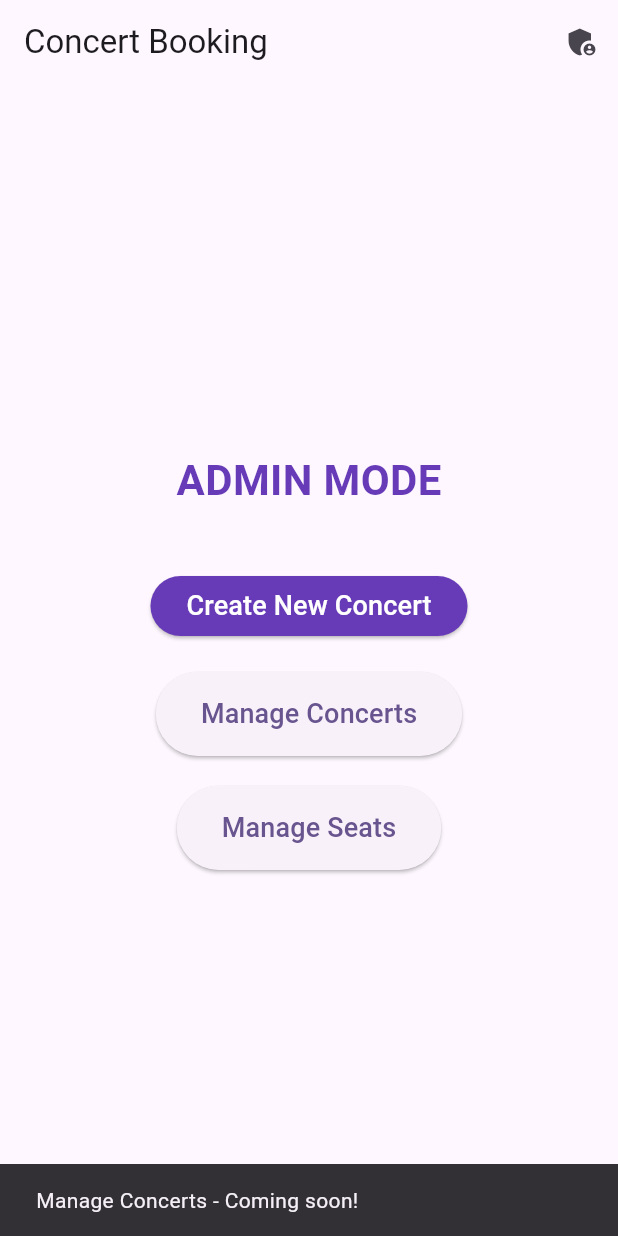
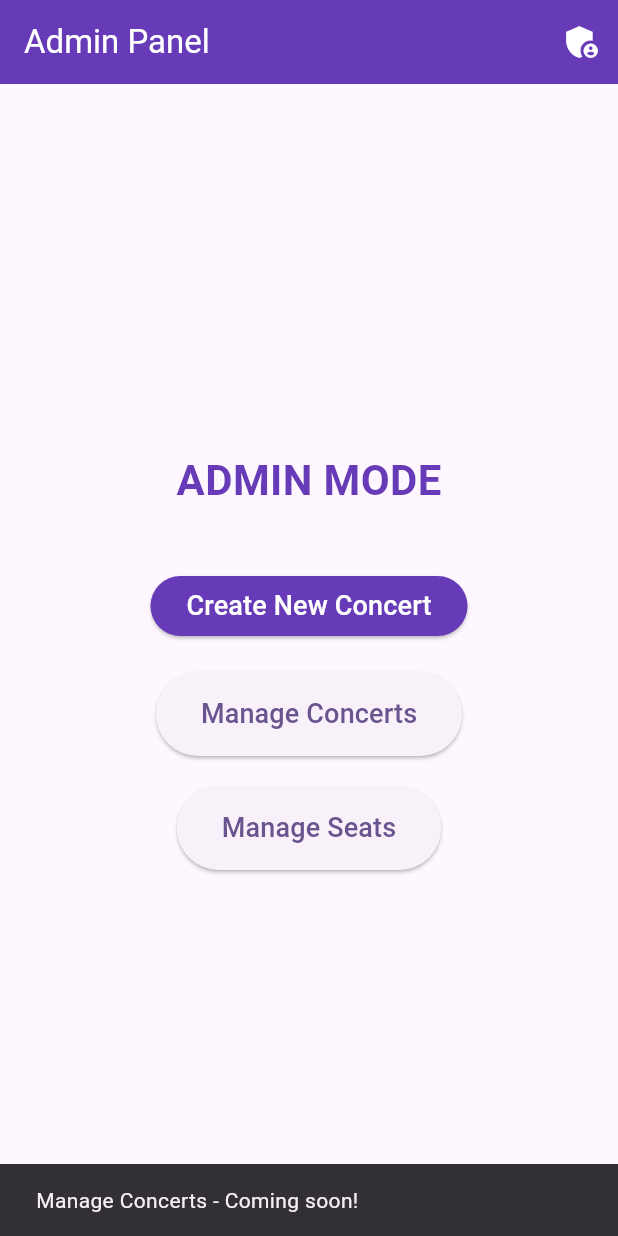
Before and after one commit to Bumchic/ProjectConcertBooker, a Flutter app: the screen it shows after launch, after a tap on the "person" icon, after a tap on "Manage Concerts", on a phone screen of 412 x 824 dp. Run offline on Flutter 3.47's test engine with Material 3 defaults, Android fonts, the phone set to English and light mode, and no system bars; network calls fail.

Commit message:
feat-Show Concert In Home Screen: improve app state and show concert list in Home Screen

```diff
--- a/lib/app_state.dart
+++ b/lib/app_state.dart
@@ -4,25 +4,56 @@ import 'package:concertbooker/Seat.dart';
 
 class AppState extends ChangeNotifier {
   bool isAdminMode = false;
+
   List<Concert> concerts = [];
+
+  AppState() {
+    _loadSampleData();
+  }
+
+  void _loadSampleData() {
+    concerts.add(Concert(
+      id: 1,
+      name: "BLACKPINK World Tour 2026",
+      imagelink: "https://ticketbox.vn/_next/image?url=https%3A%2F%2Fstatic.ticketbox.vn%2Fpublic%2Fimages%2F2024%2F12%2F12%2Fblackpink-world-tour-2025-born-pink-in-cinemas-vietnam-1733991078.jpg&w=1080&q=75",
+      seats: Seat(seathorizontalamount: 10, seatvertivalamount: 8),
+    ));
+
+    concerts.add(Concert(
+      id: 2,
+      name: "Ed Sheeran Mathematics Tour",
+      imagelink: "https://billboard.vn/wp-content/uploads/2024/11/ed-sheeran-vietnam-2025-1024x1024.jpg",
+      seats: Seat(seathorizontalamount: 8, seatvertivalamount: 10),
+    ));
+
+    concerts.add(Concert(
+      id: 3,
+      name: "Concert Sơn Tùng M-TP",
+      imagelink: "https://media-cdn-v2.laodong.vn/storage/newsportal/2024/8/26/1391488/Son-Tung-M-TP.jpg",
+      seats: Seat(seathorizontalamount: 12, seatvertivalamount: 6),
+    ));
+  }
+
   void toggleAdminMode() {
     isAdminMode = !isAdminMode;
     notifyListeners();
   }
 
   void addConcert(String name, String imageLink, int rows, int columns) {
-    final newSeat = Seat(
-      seathorizontalamount: rows,
-      seatvertivalamount: columns,
-    );
+    final newSeat = Seat(seathorizontalamount: rows, seatvertivalamount: columns);
     final newConcert = Concert(
       id: concerts.isEmpty ? 1 : concerts.last.id + 1,
       name: name,
       imagelink: imageLink,
       seats: newSeat,
     );
-
     concerts.add(newConcert);
     notifyListeners();
   }
+
+  void bookSeats(int concertId, List<List<int>> updatedSeatArray) {
+    final concert = concerts.firstWhere((c) => c.id == concertId);
+    concert.seats.seatarray = updatedSeatArray;
+    notifyListeners();
+  }
 }
--- a/lib/screens/admin/create_concert_screen.dart
+++ b/lib/screens/admin/create_concert_screen.dart
@@ -40,7 +40,6 @@ class _CreateConcertScreenState extends State<CreateConcertScreen> {
           key: _formKey,
           child: ListView(
             children: [
-              // Tên concert
               TextFormField(
                 controller: _nameController,
                 decoration: const InputDecoration(
@@ -56,7 +55,6 @@ class _CreateConcertScreenState extends State<CreateConcertScreen> {
               ),
               const SizedBox(height: 16),
 
-              // Link ảnh
               TextFormField(
                 controller: _imageLinkController,
                 decoration: const InputDecoration(
@@ -76,7 +74,6 @@ class _CreateConcertScreenState extends State<CreateConcertScreen> {
               ),
               const SizedBox(height: 16),
 
-              // Số hàng và số cột ghế
               Row(
                 children: [
                   Expanded(
@@ -124,7 +121,6 @@ class _CreateConcertScreenState extends State<CreateConcertScreen> {
               ),
               const SizedBox(height: 32),
 
-              // Nút tạo concert
               ElevatedButton(
                 onPressed: () {
                   if (_formKey.currentState!.validate()) {
@@ -133,10 +129,8 @@ class _CreateConcertScreenState extends State<CreateConcertScreen> {
                     final int rows = int.parse(_rowsController.text);
                     final int columns = int.parse(_columnsController.text);
 
-                    // Thêm vào AppState
                     context.read<AppState>().addConcert(name, imageLink, rows, columns);
 
-                    // Thông báo thành công và quay lại
                     ScaffoldMessenger.of(context).showSnackBar(
                       const SnackBar(content: Text('Concert created successfully!')),
                     );
--- a/lib/screens/home_screen.dart
+++ b/lib/screens/home_screen.dart
@@ -1,30 +1,161 @@
+
+import 'package:concertbooker/screens/admin/admin_dashboard.dart';
 import 'package:flutter/material.dart';
 import 'package:provider/provider.dart';
-import '/app_state.dart';
-import 'admin/admin_dashboard.dart';
+import 'package:concertbooker/app_state.dart';
+import 'user/seat_selection_screen.dart';
 
-class HomeScreen extends StatelessWidget{
+class HomeScreen extends StatelessWidget {
   const HomeScreen({super.key});
-  Widget build(BuildContext context){
-    final appState = context.watch<AppState>();
+
+  @override
+  Widget build(BuildContext context) {
+    return Consumer<AppState>(
+      builder: (context, appState, child) {
+        final concerts = appState.concerts;
 
         return Scaffold(
           appBar: AppBar(
-        title: const Text("Concert Booking"),
+            title: Text(appState.isAdminMode ? "Admin Panel" : "Concert Booker"),
+            backgroundColor: Colors.deepPurple,
+            foregroundColor: Colors.white,
             actions: [
               IconButton(
                 icon: Icon(
-              appState.isAdminMode ? Icons.admin_panel_settings: Icons.person,
+                  appState.isAdminMode ? Icons.admin_panel_settings : Icons.person,
+                  size: 28,
                 ),
+                tooltip: appState.isAdminMode ? "Switch to User Mode" : "Switch to Admin Mode",
                 onPressed: () {
                   appState.toggleAdminMode();
+
+                  // Feedback khi chuyển mode
+                  ScaffoldMessenger.of(context).showSnackBar(
+                    SnackBar(
+                      content: Text(
+                        appState.isAdminMode ? "🛡️ Admin Mode Activated" : "👤 User Mode",
+                        style: const TextStyle(fontWeight: FontWeight.bold),
+                      ),
+                      backgroundColor: appState.isAdminMode ? Colors.red[700] : Colors.deepPurple,
+                      duration: const Duration(seconds: 2),
+                      behavior: SnackBarBehavior.floating,
+                    ),
+                  );
                 },
               ),
             ],
           ),
+
+          // Nội dung chính: chuyển đổi theo mode
           body: appState.isAdminMode
               ? const AdminDashboard()
-          : const Center(child: Text("User Mode")),
+              : concerts.isEmpty
+              ? const Center(
+            child: Column(
+              mainAxisAlignment: MainAxisAlignment.center,
+              children: [
+
+                SizedBox(height: 16),
+                Text(
+                  "No concerts available yet",
+                  style: TextStyle(fontSize: 18, color: Colors.grey),
+                ),
+                Text(
+                  "Ask admin to create some shows!",
+                  style: TextStyle(color: Colors.grey),
+                ),
+              ],
+            ),
+          )
+              : ListView.builder(
+            padding: const EdgeInsets.all(12),
+            itemCount: concerts.length,
+            itemBuilder: (context, index) {
+              final concert = concerts[index];
+
+              // Tính số ghế còn trống
+              int availableSeats = 0;
+              for (var row in concert.seats.seatarray) {
+                for (var seat in row) {
+                  if (seat == 1) availableSeats++;
+                }
+              }
+
+              return Card(
+                elevation: 4,
+                margin: const EdgeInsets.symmetric(vertical: 8),
+                shape: RoundedRectangleBorder(borderRadius: BorderRadius.circular(12)),
+                child: InkWell(
+                  borderRadius: BorderRadius.circular(12),
+                  onTap: () {
+                    // Navigator.push(
+                    //   context,
+                    //   MaterialPageRoute(
+                    //     builder: (_) => SeatSelectionScreen(concert: concert),
+                    //   ),
+                    // );
+                  },
+                  child: Padding(
+                    padding: const EdgeInsets.all(12),
+                    child: Row(
+                      children: [
+                        // Ảnh concert
+                        ClipRRect(
+                          borderRadius: BorderRadius.circular(10),
+                          child: Image.network(
+                            concert.imagelink,
+                            width: 100,
+                            height: 100,
+                            fit: BoxFit.cover,
+                            errorBuilder: (_, __, ___) => Container(
+                              color: Colors.grey[300],
+                              child: const Icon(Icons.music_note, size: 50, color: Colors.grey),
+                            ),
+                          ),
+                        ),
+                        const SizedBox(width: 16),
+
+                        // Thông tin
+                        Expanded(
+                          child: Column(
+                            crossAxisAlignment: CrossAxisAlignment.start,
+                            children: [
+                              Text(
+                                concert.name,
+                                style: const TextStyle(
+                                  fontSize: 18,
+                                  fontWeight: FontWeight.bold,
+                                ),
+                                maxLines: 2,
+                                overflow: TextOverflow.ellipsis,
+                              ),
+                              const SizedBox(height: 8),
+                              Text(
+                                "Total seats: ${concert.seats.Totalseat}",
+                                style: const TextStyle(color: Colors.grey),
+                              ),
+                              Text(
+                                "Available: $availableSeats seats",
+                                style: TextStyle(
+                                  color: availableSeats > 0 ? Colors.green[700] : Colors.red[700],
+                                  fontWeight: FontWeight.bold,
+                                ),
+                              ),
+                            ],
+                          ),
+                        ),
+
+                        // Nút mũi tên
+                        const Icon(Icons.arrow_forward_ios, color: Colors.deepPurple),
+                      ],
+                    ),
+                  ),
+                ),
+              );
+            },
+          ),
+        );
+      },
     );
   }
 }
```
Also changed, not shown: lib/screens/user/seat_selection_screen.dart (added). Lines whose indentation alone changed are shown as unchanged.
